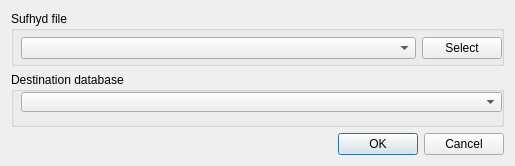
The window that ui/import_sufhyd_dialog.ui (nens/threedi-results-analysis) describes before a commit, drawn with Qt 5.
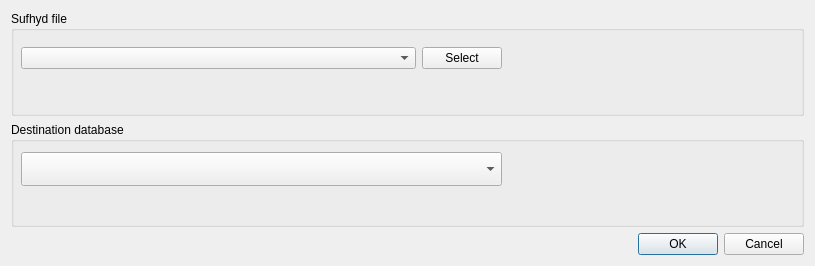
The same window after the commit.

```diff
--- a/ui/import_sufhyd_dialog.ui
+++ b/ui/import_sufhyd_dialog.ui
@@ -6,8 +6,8 @@
    <rect>
     <x>0</x>
     <y>0</y>
-    <width>515</width>
-    <height>166</height>
+    <width>815</width>
+    <height>266</height>
    </rect>
   </property>
   <property name="windowTitle">
@@ -23,7 +23,7 @@
       <property name="geometry">
        <rect>
         <x>10</x>
-        <y>20</y>
+        <y>30</y>
         <width>481</width>
         <height>34</height>
        </rect>
@@ -59,9 +59,9 @@
       <property name="geometry">
        <rect>
         <x>10</x>
-        <y>20</y>
+        <y>30</y>
         <width>481</width>
-        <height>20</height>
+        <height>34</height>
        </rect>
       </property>
       <property name="sizePolicy">
```
